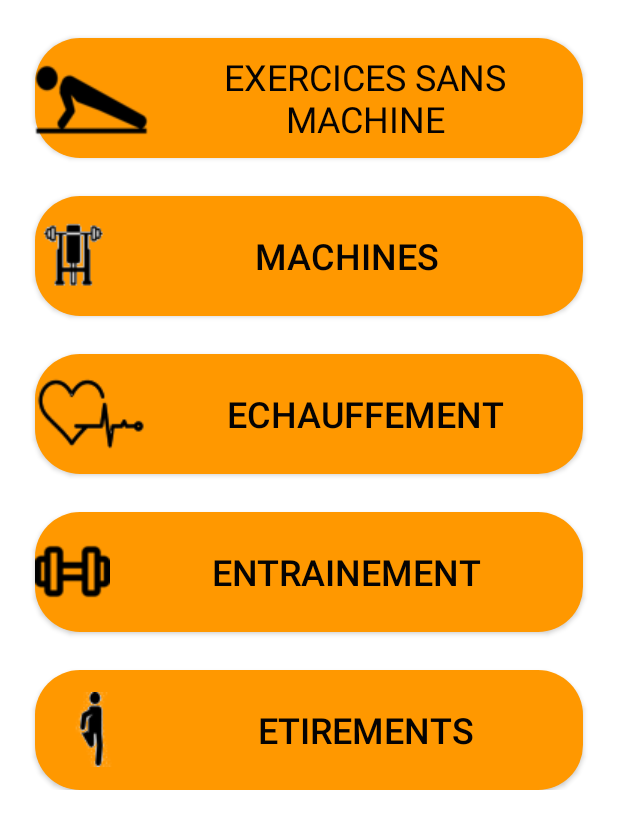
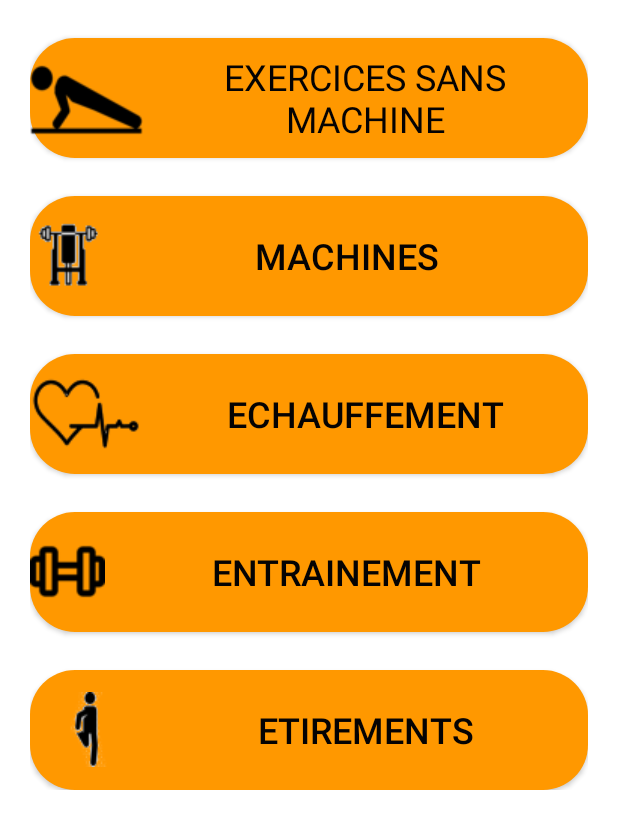
Before and after one commit to cyrilperier/Sportservice, an Android app: the layout fragment_activity_documentation.xml on its own in the app's theme, with its tools: preview values and no code run, on a phone screen of 412 x 824 dp. Shown: the top 829 px of the screen. Run offline under Robolectric (Android 15) with nearby library versions, the light colour scheme and no system bars.

Commit message:
Quelques modifs Bug fix : - Changement des input type du AddSerie en Number Design fix : - LayoutGravity center pour le LinearLayout de la documentation _ Layoutmarginhorizontal pour pas que ca touche les bords de l'ecran

```diff
--- a/app/src/main/java/com/uqac/pmm/DialogFragmentAddSerie.kt
+++ b/app/src/main/java/com/uqac/pmm/DialogFragmentAddSerie.kt
@@ -32,9 +32,11 @@ class DialogFragmentAddSerie(idFirebaseEntrainement:String,idExercice:String,nbS
             var poids : EditText = view.findViewById(R.id.Poids_edit_text)
             val repetition : EditText = view.findViewById(R.id.repetition_edit_text)
             builder.setView(view)
-            btn.setOnClickListener { addSerieToExercice(poids.text.toString(),repetition.text.toString(),nbSerie)
+
+            btn.setOnClickListener {
+                addSerieToExercice(poids.text.toString(),repetition.text.toString(),nbSerie)
+                dismiss()
             }
-
 
             builder.create()
         } ?: throw IllegalStateException("Activity cannot be null")
--- a/app/src/main/res/layout/add_serie_to_exercice.xml
+++ b/app/src/main/res/layout/add_serie_to_exercice.xml
@@ -16,10 +16,12 @@
         android:textColor="@color/colorPrimary"
         android:textSize="16sp"
         android:textStyle="bold"/>
+
     <EditText
         android:id="@+id/Poids_edit_text"
         android:layout_width="match_parent"
-        android:layout_height="wrap_content"/>
+        android:layout_height="wrap_content"
+        android:inputType="number" />
     <TextView
         android:id="@+id/repetition_textView"
         android:layout_width="match_parent"
@@ -28,10 +30,12 @@
         android:textColor="@color/colorPrimary"
         android:textSize="16sp"
         android:textStyle="bold"/>
+
     <EditText
         android:id="@+id/repetition_edit_text"
         android:layout_width="match_parent"
-        android:layout_height="wrap_content"/>
+        android:layout_height="wrap_content"
+        android:inputType="number" />
 
     <Button
         android:id="@+id/add_serie_button"
--- a/app/src/main/res/layout/fragment_activity_documentation.xml
+++ b/app/src/main/res/layout/fragment_activity_documentation.xml
@@ -11,19 +11,25 @@
 
     <ScrollView
         android:layout_width="match_parent"
-        android:layout_height="match_parent">
+        android:layout_height="match_parent"
+        android:gravity="center_horizontal"
+        app:layout_constraintBottom_toBottomOf="parent"
+        app:layout_constraintEnd_toEndOf="parent"
+        app:layout_constraintStart_toStartOf="parent"
+        app:layout_constraintTop_toTopOf="parent">
 
         <LinearLayout
-            android:layout_width="match_parent"
-            android:layout_height="wrap_content"
-            android:gravity="center_horizontal|center_vertical"
-            android:orientation="vertical"
+            android:layout_width="wrap_content"
+            android:layout_height="match_parent"
 
-            >
+            android:layout_gravity="center_horizontal"
+            android:layout_marginHorizontal="20dp"
+            android:gravity="center_horizontal"
+            android:orientation="vertical">
 
             <androidx.appcompat.widget.AppCompatButton
                 android:id="@+id/button_exercice_sans_machine"
-                android:layout_width="365dp"
+                android:layout_width="match_parent"
                 android:layout_height="80dp"
                 android:layout_marginTop="25dp"
                 android:background="@drawable/roundcorner"
@@ -35,7 +41,7 @@
 
             <androidx.appcompat.widget.AppCompatButton
                 android:id="@+id/button_machines"
-                android:layout_width="365dp"
+                android:layout_width="match_parent"
                 android:layout_height="80dp"
                 android:layout_marginTop="25dp"
                 android:background="@drawable/roundcorner"
@@ -47,7 +53,7 @@
 
             <androidx.appcompat.widget.AppCompatButton
                 android:id="@+id/button_echauffement"
-                android:layout_width="365dp"
+                android:layout_width="match_parent"
                 android:layout_height="80dp"
                 android:layout_marginTop="25dp"
                 android:background="@drawable/roundcorner"
@@ -58,7 +64,7 @@
 
             <androidx.appcompat.widget.AppCompatButton
                 android:id="@+id/button_entrainement"
-                android:layout_width="365dp"
+                android:layout_width="match_parent"
                 android:layout_height="80dp"
                 android:layout_marginTop="25dp"
                 android:background="@drawable/roundcorner"
@@ -70,7 +76,7 @@
 
             <androidx.appcompat.widget.AppCompatButton
                 android:id="@+id/button_etirement"
-                android:layout_width="365dp"
+                android:layout_width="match_parent"
                 android:layout_height="80dp"
                 android:layout_marginTop="25dp"
                 android:background="@drawable/roundcorner"
```
